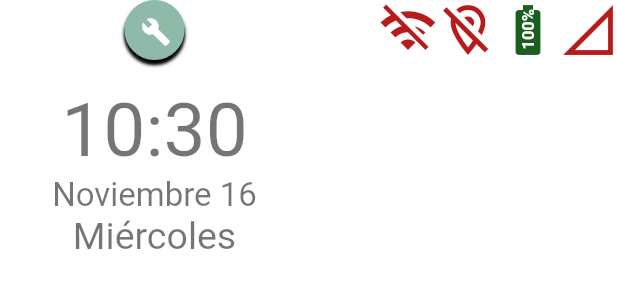
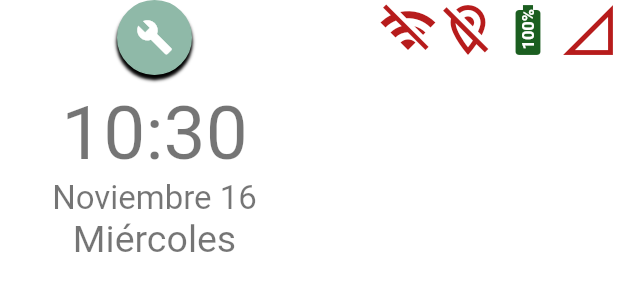
Before and after one commit to hualde666/piproyNuevo-master020722, a Flutter app: the BotonesEncabezado widget shown alone on an empty page, opened directly, on a phone screen of 412 x 824 dp. Shown: the top 300 px of the screen. Run offline on Flutter 3.47's test engine with Material 2 defaults, Android fonts, the phone set to English and light mode, and no system bars; our stand-ins replace contacts_service, location, permission_handler, shared_preferences, sqflite, video_player; missing offline and left inert: device_apps, flutter_phone_direct_caller, flutter_sms; accounts and stored records are empty.

Commit message:
obtimizando areas touch 3 y talkback

```diff
--- a/lib/scr/pages/home2_page.dart
+++ b/lib/scr/pages/home2_page.dart
@@ -384,7 +384,7 @@ class BotonesEncabezado extends StatelessWidget {
                     child: Center(child: ConfigWidget()),
                   ),
                   SizedBox(
-                    height: 18,
+                    height: 10,
                   ),
                   HoraFecha(),
                   FechaReloj(),
@@ -533,10 +533,17 @@ class ConfigWidget extends StatelessWidget {
         Navigator.push(context,
             MaterialPageRoute(builder: (context) => ConfiguracionPage()));
       },
+      child: Center(
+        child: Stack(children: [
+          Text(
+            'configurar vitalfon',
+            style: TextStyle(color: Theme.of(context).scaffoldBackgroundColor),
+          ),
+          Center(
             child: Container(
-          padding: EdgeInsets.all(10),
-          width: 40,
-          height: 40,
+                // padding: EdgeInsets.all(10),
+                width: 50,
+                height: 50,
                 decoration: BoxDecoration(
                   color: Theme.of(context).backgroundColor,
                   boxShadow: [
@@ -557,9 +564,12 @@ class ConfigWidget extends StatelessWidget {
                 // margin: EdgeInsets.only(right: 5),
                 child: Icon(
                   Icons.build,
-            size: 20,
+                  size: 25,
                   //color: Theme.of(context).primaryColor,
                 )),
+          ),
+        ]),
+      ),
     );
   }
 }
```
Also changed, not shown: lib/scr/pages/conta_grupos.dart (+42 -30 lines), lib/scr/pages/desbloqueo.dart (+4 -5 lines), lib/scr/pages/opciones_page.dart (+14 -15 lines), lib/scr/widgets/encabezado_icon.dart (+6 -1 lines), 1 other file. Lines whose indentation alone changed are shown as unchanged.
